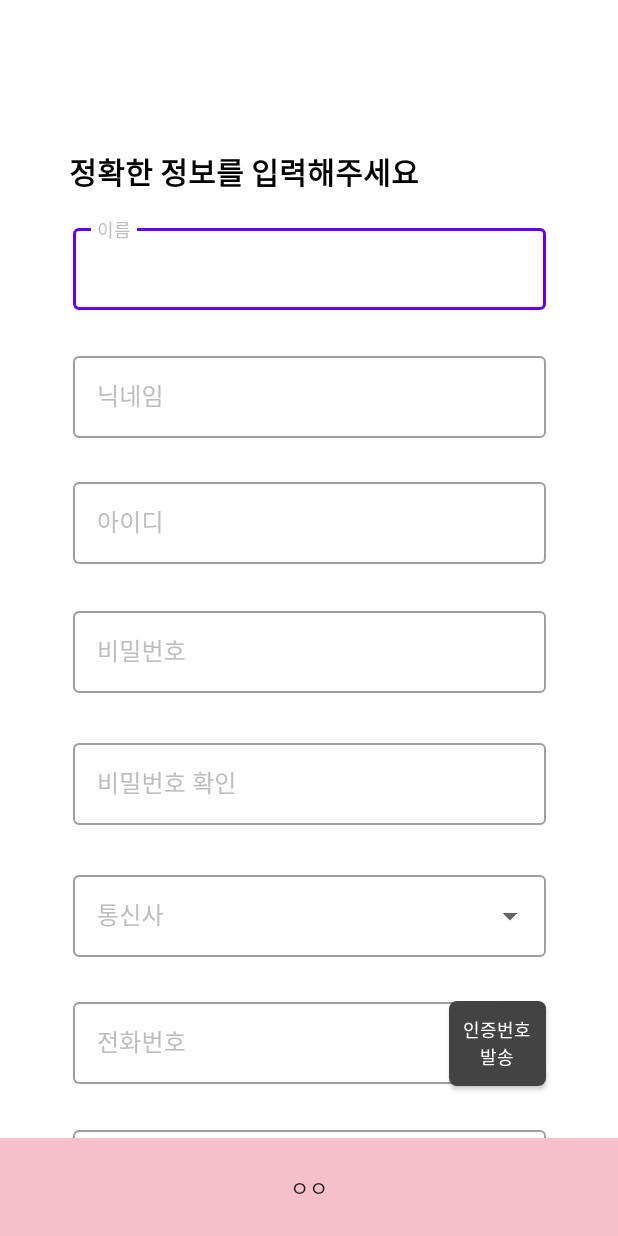
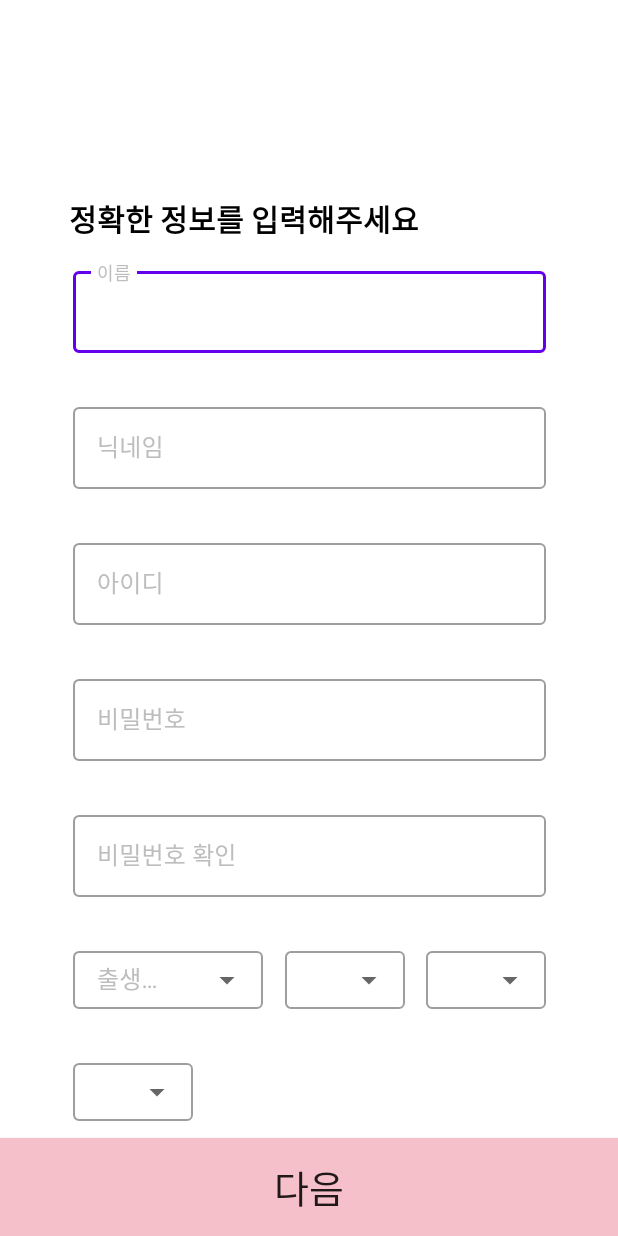
Before and after one commit to PuppyFriend/PUPPYFRIEND-FRONTEND, an Android app: the layout activity_signup.xml on its own in the app's theme, with its tools: preview values and no code run, on a phone screen of 412 x 824 dp. Run offline under Robolectric (Android 15) with nearby library versions, the phone set to English and light mode, and no system bars.

Commit message:
[ADD&FIX] 뢰원가입/휴대폰 인증 규격 수정, 약관동의 추가 #ram

```diff
--- a/app/src/main/res/layout/activity_signup.xml
+++ b/app/src/main/res/layout/activity_signup.xml
@@ -28,7 +28,7 @@
                 app:layout_constraintStart_toStartOf="parent"
                 app:layout_constraintEnd_toEndOf="parent"
                 app:layout_constraintTop_toTopOf="parent"
-                android:layout_marginTop="146.98dp"
+                android:layout_marginTop="175.63dp"
                 android:hint="이름"
                 app:errorEnabled="true"
                 app:endIconMode="clear_text"
@@ -37,6 +37,7 @@
                     android:id="@+id/textInputEdit_name"
                     android:layout_width="match_parent"
                     android:layout_height="wrap_content"
+                    android:textSize="16sp"
                     android:inputType="textPersonName"/>
             </com.google.android.material.textfield.TextInputLayout>
 
@@ -46,11 +47,13 @@
                 android:layout_height="60.04dp"
                 app:layout_constraintStart_toStartOf="parent"
                 app:layout_constraintEnd_toEndOf="parent"
-                app:layout_constraintTop_toTopOf="parent"
-                android:layout_marginTop="231.98dp"
+                app:layout_constraintTop_toBottomOf="@id/textInput_name"
+                android:layout_marginTop="30.63dp"
                 android:hint="닉네임"
                 app:errorEnabled="true"
+                app:helperTextEnabled="true"
                 app:endIconMode="clear_text"
+                app:helperText="한글 12자리 이하로 구성해주세요"
                 style="@style/TextInputLayoutStyle">
                 <com.google.android.material.textfield.TextInputEditText
                     android:id="@+id/textInputEdit_nickname"
@@ -65,8 +68,8 @@
                 android:layout_height="60.04dp"
                 app:layout_constraintStart_toStartOf="parent"
                 app:layout_constraintEnd_toEndOf="parent"
-                app:layout_constraintTop_toTopOf="parent"
-                android:layout_marginTop="315.98dp"
+                app:layout_constraintTop_toBottomOf="@id/textInput_nickname"
+                android:layout_marginTop="30.63dp"
                 android:hint="아이디"
                 app:errorEnabled="true"
                 app:endIconMode="clear_text"
@@ -85,11 +88,12 @@
                 android:layout_height="60.04dp"
                 app:layout_constraintStart_toStartOf="parent"
                 app:layout_constraintEnd_toEndOf="parent"
-                app:layout_constraintTop_toTopOf="parent"
-                android:layout_marginTop="401.98dp"
+                app:layout_constraintTop_toBottomOf="@id/textInput_id"
+                android:layout_marginTop="30.63dp"
                 android:hint="비밀번호"
                 app:errorEnabled="true"
-                app:endIconMode="clear_text"
+                app:helperTextEnabled="true"
+                app:helperText="영문, 숫자, 특수 문자를 조합해 8~10자리를 입력하세요."
                 style="@style/TextInputLayoutStyle">
                 <com.google.android.material.textfield.TextInputEditText
                     android:id="@+id/textInputEdit_password"
@@ -104,8 +108,8 @@
                 android:layout_height="60.04dp"
                 app:layout_constraintStart_toStartOf="parent"
                 app:layout_constraintEnd_toEndOf="parent"
-                app:layout_constraintTop_toTopOf="parent"
-                android:layout_marginTop="489.98dp"
+                app:layout_constraintTop_toBottomOf="@id/textInput_password"
+                android:layout_marginTop="30.63dp"
                 android:hint="비밀번호 확인"
                 app:errorEnabled="true"
                 app:endIconMode="clear_text"
@@ -114,118 +118,83 @@
                     android:id="@+id/textInputEdit_password_check"
                     android:layout_width="match_parent"
                     android:layout_height="wrap_content"
+                    android:textSize="16sp"
                     android:inputType="textPersonName"/>
             </com.google.android.material.textfield.TextInputLayout>
 
             <com.google.android.material.textfield.TextInputLayout
-                android:id="@+id/textInput_telecom"
-                android:layout_width="315.01dp"
-                android:layout_height="60.04dp"
-                app:layout_constraintStart_toStartOf="parent"
-                app:layout_constraintEnd_toEndOf="parent"
-                app:layout_constraintTop_toTopOf="parent"
-                android:layout_marginTop="577.98dp"
-                android:hint="통신사"
-                app:errorEnabled="true"
+                android:id="@+id/textInput_birth_year"
+                android:layout_width="126.45dp"
+                android:layout_height="43.67dp"
+                app:layout_constraintStart_toStartOf="@id/textInput_password_check"
+                app:layout_constraintEnd_toStartOf="@id/textInput_birth_month"
+                app:layout_constraintTop_toBottomOf="@id/textInput_password_check"
+                android:layout_marginTop="30.63dp"
+                android:hint="출생 연도"
+                app:layout_constraintHorizontal_chainStyle="spread_inside"
                 style="@style/TextInputLayoutDropDownStyle">
                 <AutoCompleteTextView
-                    android:id="@+id/textInputEdit_telecom"
+                    android:textSize="16sp"
+                    android:layout_width="match_parent"
                     android:layout_height="match_parent"
-                    android:layout_width="match_parent"
-                    android:inputType="none"/>
+                    android:inputType="none"
+                    />
             </com.google.android.material.textfield.TextInputLayout>
 
             <com.google.android.material.textfield.TextInputLayout
-                android:id="@+id/textInput_phone_number"
-                android:layout_width="315.01dp"
-                android:layout_height="60.04dp"
-                app:layout_constraintStart_toStartOf="parent"
-                app:layout_constraintEnd_toEndOf="parent"
-                app:layout_constraintTop_toTopOf="parent"
-                android:layout_marginTop="662.98dp"
-                android:hint="전화번호"
-                app:errorEnabled="true"
-                app:endIconMode="clear_text"
-                style="@style/TextInputLayoutStyle">
-                <com.google.android.material.textfield.TextInputEditText
-                    android:id="@+id/textInputEdit_phone_number"
+                android:id="@+id/textInput_birth_month"
+                android:layout_width="80.21dp"
+                android:layout_height="43.67dp"
+                app:layout_constraintStart_toEndOf="@id/textInput_birth_year"
+                app:layout_constraintEnd_toStartOf="@id/textInput_birth_day"
+                app:layout_constraintTop_toBottomOf="@id/textInput_password_check"
+                android:layout_marginTop="30.63dp"
+                android:hint="월"
+                style="@style/TextInputLayoutDropDownStyle">
+                <AutoCompleteTextView
+                    android:textSize="16sp"
                     android:layout_width="match_parent"
-                    android:layout_height="wrap_content"
-                    android:inputType="textPersonName"/>
+                    android:layout_height="match_parent"
+                    android:inputType="none"
+                    />
             </com.google.android.material.textfield.TextInputLayout>
 
-            <androidx.appcompat.widget.AppCompatButton
-                android:id="@+id/btn_send_number"
-                android:layout_width="64.42dp"
-                android:layout_height="56.99dp"
-                android:text="인증번호\n발송"
-                android:textSize="12sp"
-                android:textColor="@color/white"
-                app:layout_constraintEnd_toEndOf="@id/textInput_phone_number"
-                app:layout_constraintTop_toTopOf="@id/textInput_phone_number"
-                app:layout_constraintBottom_toBottomOf="@id/textInput_phone_number"
-                android:layout_marginTop="5dp"
-                android:background="@drawable/style_signup_send"/>
+            <com.google.android.material.textfield.TextInputLayout
+                android:id="@+id/textInput_birth_day"
+                android:layout_width="80.21dp"
+                android:layout_height="43.67dp"
+                app:layout_constraintStart_toEndOf="@id/textInput_birth_month"
+                app:layout_constraintEnd_toEndOf="@id/textInput_password_check"
+                app:layout_constraintTop_toBottomOf="@id/textInput_password_check"
+                android:layout_marginTop="30.63dp"
+                android:hint="일"
+                style="@style/TextInputLayoutDropDownStyle">
+                <AutoCompleteTextView
+                    android:textSize="16sp"
+                    android:layout_width="match_parent"
+                    android:layout_height="match_parent"
+                    android:inputType="none"
+                    />
+            </com.google.android.material.textfield.TextInputLayout>
 
             <com.google.android.material.textfield.TextInputLayout
-                android:id="@+id/textInput_number"
-                android:layout_width="315.01dp"
-                android:layout_height="60.04dp"
-                app:layout_constraintStart_toStartOf="parent"
-                app:layout_constraintEnd_toEndOf="parent"
-                app:layout_constraintTop_toTopOf="parent"
-                android:layout_marginTop="747.98dp"
-                android:hint="인증번호"
-                app:errorEnabled="true"
-                app:endIconMode="clear_text"
-                style="@style/TextInputLayoutStyle">
-                <com.google.android.material.textfield.TextInputEditText
-                    android:id="@+id/textInputEdit_number"
+                android:id="@+id/textInput_sexual"
+                android:layout_width="80.21dp"
+                android:layout_height="43.67dp"
+                app:layout_constraintStart_toStartOf="@id/textInput_password_check"
+                app:layout_constraintTop_toBottomOf="@id/textInput_birth_year"
+                android:layout_marginTop="30.63dp"
+                android:hint="성별"
+                app:layout_constraintHorizontal_chainStyle="spread_inside"
+                style="@style/TextInputLayoutDropDownStyle">
+                <AutoCompleteTextView
+                    android:textSize="16sp"
                     android:layout_width="match_parent"
-                    android:layout_height="wrap_content"
-                    android:inputType="textPersonName"/>
+                    android:layout_height="match_parent"
+                    android:inputType="none"
+                    />
             </com.google.android.material.textfield.TextInputLayout>
 
-            <androidx.appcompat.widget.AppCompatButton
-                android:id="@+id/btn_check_number"
-                android:layout_width="64.42dp"
-                android:layout_height="56.99dp"
-                android:text="인증"
-                android:textSize="12sp"
-                android:textColor="@color/white"
-                app:layout_constraintEnd_toEndOf="@id/textInput_number"
-                app:layout_constraintTop_toTopOf="@id/textInput_number"
-                app:layout_constraintBottom_toBottomOf="@id/textInput_number"
-                android:layout_marginTop="5dp"
-                android:background="@drawable/style_signup_send"
-                android:visibility="invisible"/>
-
-            <TextView
-                android:id="@+id/txt_stop_watch"
-                android:layout_width="wrap_content"
-                android:layout_height="wrap_content"
-                android:text="5:00"
-                android:textSize="13sp"
-                android:textColor="@color/black"
-                app:layout_constraintEnd_toEndOf="@id/textInput_number"
-                app:layout_constraintTop_toTopOf="@id/textInput_number"
-                app:layout_constraintBottom_toBottomOf="@id/textInput_number"
-                android:layout_marginEnd="15dp"/>
-
-
-            <androidx.appcompat.widget.AppCompatButton
-                android:layout_width="315.01dp"
-                android:layout_height="60.04dp"
-                app:layout_constraintStart_toStartOf="parent"
-                app:layout_constraintEnd_toEndOf="parent"
-                app:layout_constraintTop_toBottomOf="@id/textInput_number"
-                app:layout_constraintBottom_toBottomOf="parent"
-                android:text="다음"
-                android:textSize="16sp"
-                android:textColor="@color/white"
-                android:layout_marginTop="112.57dp"
-                android:layout_marginBottom="101.96dp"
-                android:background="@drawable/style_signup_send" />
 
         </androidx.constraintlayout.widget.ConstraintLayout>
     </ScrollView>
@@ -246,7 +215,7 @@
         app:layout_constraintStart_toStartOf="parent"
         app:layout_constraintTop_toTopOf="parent"
         android:layout_marginStart="46dp"
-        android:layout_marginTop="99dp"
+        android:layout_marginTop="130.42dp"
         android:textStyle="bold"/>
 
     <androidx.appcompat.widget.AppCompatButton
@@ -255,7 +224,8 @@
         app:layout_constraintBottom_toBottomOf="parent"
         app:layout_constraintStart_toStartOf="parent"
         android:background="@drawable/style_signup_done"
-        android:text="ㅇㅇ"
+        android:text="다음"
+        android:textSize="25sp"
         android:textAlignment="center"
         />
 </androidx.constraintlayout.widget.ConstraintLayout>
--- a/app/src/main/res/layout/activity_phone_certification.xml
+++ b/app/src/main/res/layout/activity_signup_phone.xml
@@ -75,6 +75,7 @@
             app:layout_constraintTop_toTopOf="parent"
             android:layout_marginTop="324dp"
             android:layout_marginStart="20dp"
+            app:errorEnabled="true"
             style="@style/TextInputLayoutStyle">
             <com.google.android.material.textfield.TextInputEditText
                 android:id="@+id/textInputEdit_number"
@@ -171,6 +172,7 @@
         app:layout_constraintStart_toStartOf="parent"
         android:background="@drawable/style_signup_done"
         android:text="인증하기"
+        android:textSize="25sp"
         android:textAlignment="center"
         />
 </androidx.constraintlayout.widget.ConstraintLayout>
```
Also changed, not shown: app/src/main/res/drawable-v24/style_signup_agree.xml (added, +7 -0 lines), app/src/main/res/drawable/icon_signup_agree_btn.xml (added, +16 -0 lines), app/src/main/res/drawable/icon_signup_agree_text.xml (added, +16 -0 lines), app/src/main/res/layout/activity_signup_agree.xml (added, +131 -0 lines).
